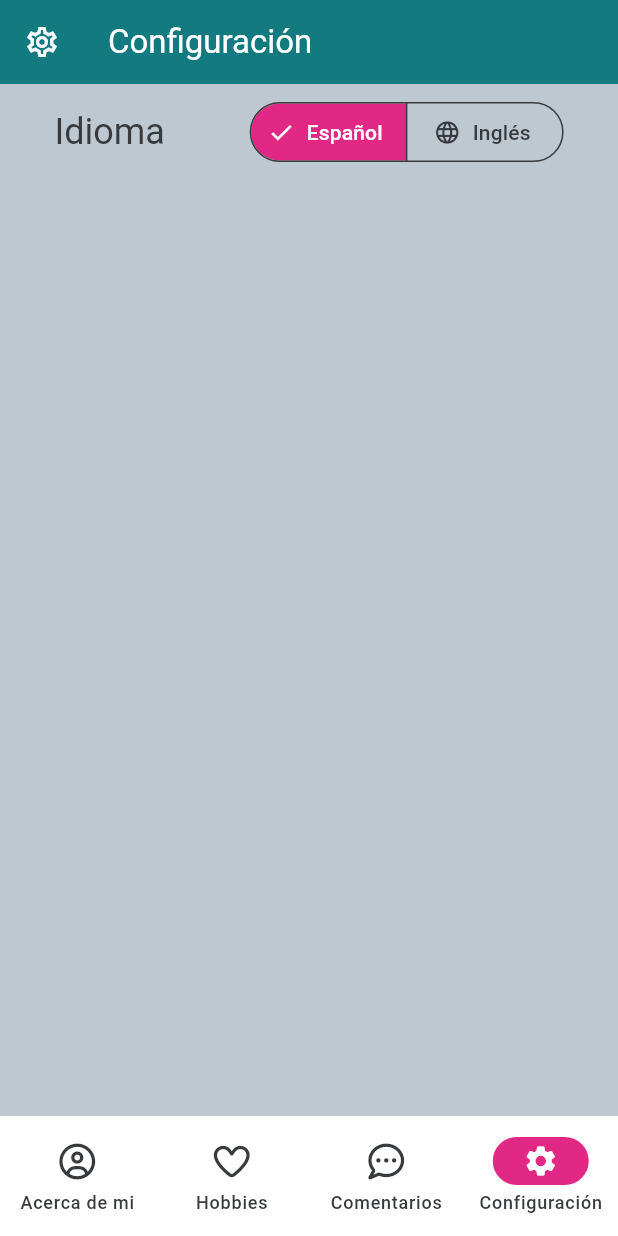
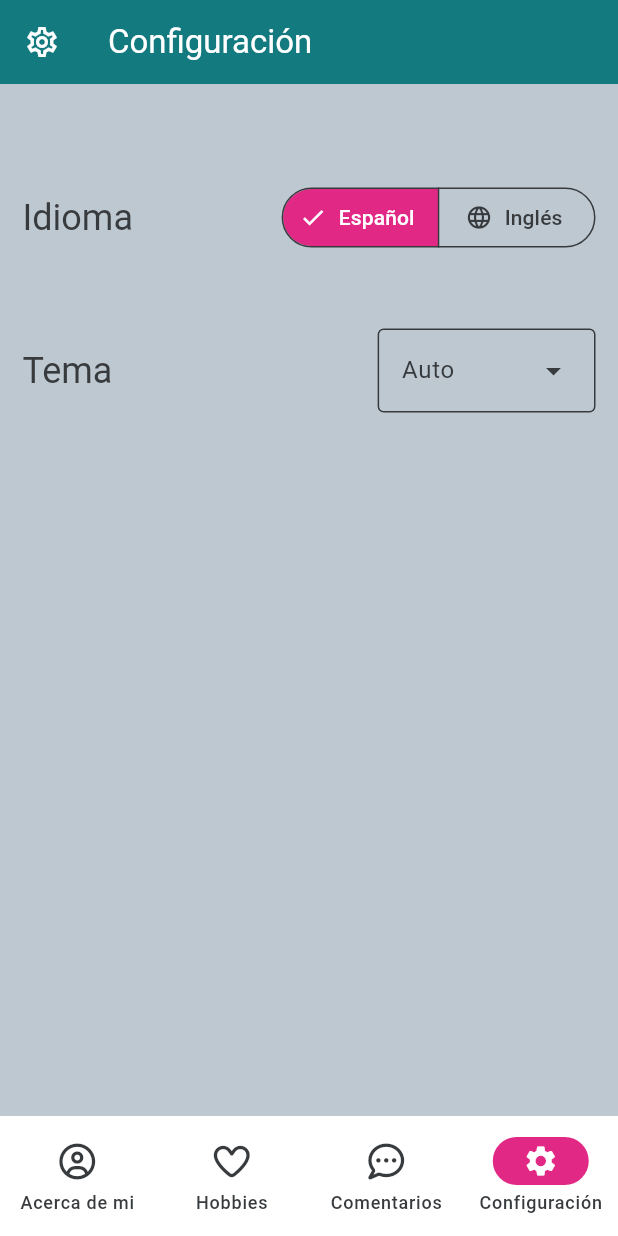
Before and after one commit to Acthel12/portafolio_gabriel, a Flutter app: the screen it shows after launch, swiped to page 4, on a phone screen of 412 x 824 dp. Run offline on Flutter 3.47's test engine with Material 3 defaults, Android fonts, the phone set to English and light mode, and no system bars; our stand-ins replace flutter_expandable_fab, font_awesome_flutter.

Commit message:
feat(theme): agregar selección de tema en la configuración y soporte para idiomas

```diff
--- a/lib/languages/languages.dart
+++ b/lib/languages/languages.dart
@@ -60,4 +60,13 @@ class Languages {
   static String english() {
     return ['Inglés', 'English'][selectedLanguageIndex];
   }
+  static String dark() {
+    return ['Oscuro','Dark'][selectedLanguageIndex];
+  }
+  static String light() {
+    return ['Claro','Light'][selectedLanguageIndex];
+  }
+  static String theme() {
+    return ['Tema','Theme'][selectedLanguageIndex];
+  }
 }
--- a/lib/main.dart
+++ b/lib/main.dart
@@ -6,12 +6,30 @@ void main() {
   runApp(const MainApp());
 }
 
-class MainApp extends StatelessWidget {
+class MainApp extends StatefulWidget {
   const MainApp({super.key});
+
+  @override
+  State<MainApp> createState() => _MainAppState();
+
+  static _MainAppState? of(BuildContext context) =>
+    context.findAncestorStateOfType<_MainAppState>();
+
+}
+
+class _MainAppState extends State<MainApp> {
+  ThemeMode themeMode = ThemeMode.system;
+
+  void changeTheme(ThemeMode mode) {
+    setState(() {
+      themeMode = mode;
+    });
+  }
 
   @override
   Widget build(BuildContext context) {
     return MaterialApp(
+      themeMode: themeMode,
       theme: AppThemes.mikuLightTheme,
       darkTheme: AppThemes.tetoDarkTheme,
       debugShowCheckedModeBanner: false,
--- a/lib/screens/config_screen.dart
+++ b/lib/screens/config_screen.dart
@@ -1,5 +1,6 @@
 import 'package:flutter/material.dart';
 import 'package:portafolio_gabriel/languages/languages.dart';
+import 'package:portafolio_gabriel/main.dart';
 
 enum LanguageOptions { spanish, english }
 
@@ -15,18 +16,21 @@ class ConfigScreen extends StatefulWidget {
 class _ConfigScreenState extends State<ConfigScreen> {
   @override
   Widget build(BuildContext context) {
+    final mainAppState = MainApp.of(context);
+    final currentMode = mainAppState?.themeMode ?? ThemeMode.system;
     final theme = Theme.of(context);
 
     return Scaffold(
       body: Stack(
         children: [
           Padding(
-            padding: const EdgeInsets.all(8.0),
+            padding: const EdgeInsets.all(15),
             child: Column(
               mainAxisAlignment: MainAxisAlignment.start,
               children: [
+                const SizedBox(height: 50),
                 Row(
-                  mainAxisAlignment: MainAxisAlignment.spaceEvenly,
+                  mainAxisAlignment: MainAxisAlignment.spaceBetween,
                   children: [
                     Text(
                       Languages.language(),
@@ -37,6 +41,39 @@ class _ConfigScreenState extends State<ConfigScreen> {
                       onLanguageChanged: () {
                         setState(() {});
                         widget.onLanguageChanged();
+                      },
+                    ),
+                  ],
+                ),
+                const SizedBox(height: 50),
+                Row(
+                  mainAxisAlignment: MainAxisAlignment.spaceBetween,
+                  children: [
+                    Text(
+                      Languages.theme(),
+                      style: theme.textTheme.headlineSmall,
+                    ),
+                    DropdownMenu<ThemeMode>(
+                      dropdownMenuEntries: <DropdownMenuEntry<ThemeMode>>[
+                        const DropdownMenuEntry<ThemeMode>(
+                          value: ThemeMode.system,
+                          label: 'Auto',
+                        ),
+                        DropdownMenuEntry<ThemeMode>(
+                          value: ThemeMode.dark,
+                          label: Languages.dark(),
+                        ),
+                        DropdownMenuEntry<ThemeMode>(
+                          value: ThemeMode.light,
+                          label: Languages.light(),
+                        ),
+                      ],
+                      initialSelection: currentMode,
+                      onSelected: (value) {
+                        setState(() {});
+                        if (value != null) {
+                          mainAppState?.changeTheme(value);
+                        }
                       },
                     ),
                   ],
```
